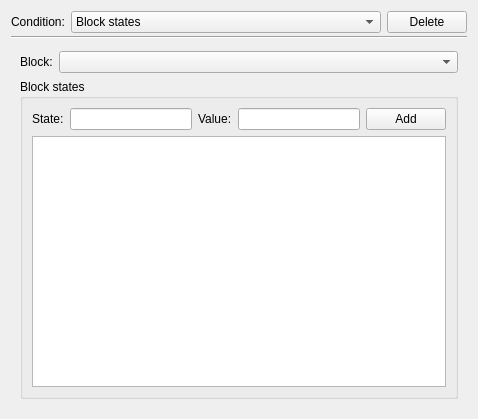
The window that mcrpredcondition.ui (IoeCmcomc/MCDatapacker) describes before a commit, drawn with Qt 5.
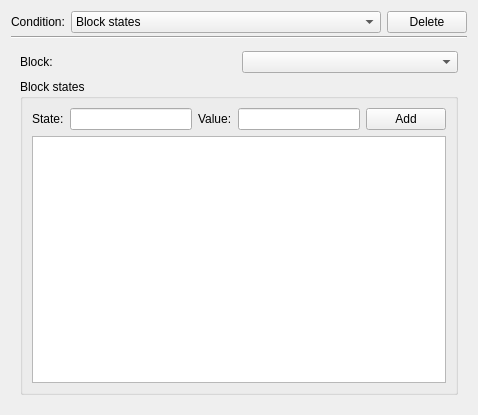
The same window after the commit. The open tabs and pages were chosen to show the change. Custom widgets are drawn as their Qt base class.

Commit message: [Cleanup] Add BaseCondition class, rename some files, add biome icons

Patch:
```diff
--- a/mcrpredcondition.ui
+++ b/mcrpredcondition.ui
@@ -7,7 +7,7 @@
     <x>0</x>
     <y>0</y>
     <width>474</width>
-    <height>419</height>
+    <height>415</height>
    </rect>
   </property>
   <property name="windowTitle">
@@ -134,18 +134,22 @@
       <number>6</number>
      </property>
      <widget class="QWidget" name="block_state_property">
-      <layout class="QFormLayout" name="formLayout">
+      <layout class="QGridLayout" name="gridLayout_7">
        <item row="0" column="0">
-        <widget class="QLabel" name="label_2">
-         <property name="text">
-          <string>Block:</string>
-         </property>
-        </widget>
+        <layout class="QHBoxLayout" name="horizontalLayout_5">
+         <item>
+          <widget class="QLabel" name="label_2">
+           <property name="text">
+            <string>Block:</string>
+           </property>
+          </widget>
+         </item>
+         <item>
+          <widget class="QComboBox" name="blockState_blockCombo"/>
+         </item>
+        </layout>
        </item>
-       <item row="0" column="1">
-        <widget class="QComboBox" name="blockState_blockCombo"/>
-       </item>
-       <item row="1" column="0" colspan="2">
+       <item row="1" column="0">
         <widget class="QGroupBox" name="groupBox">
          <property name="title">
           <string>Block states</string>
```
Left out of the diff: 79 changed lines with no effect on the pictures. The commit also changes 106 other files.
